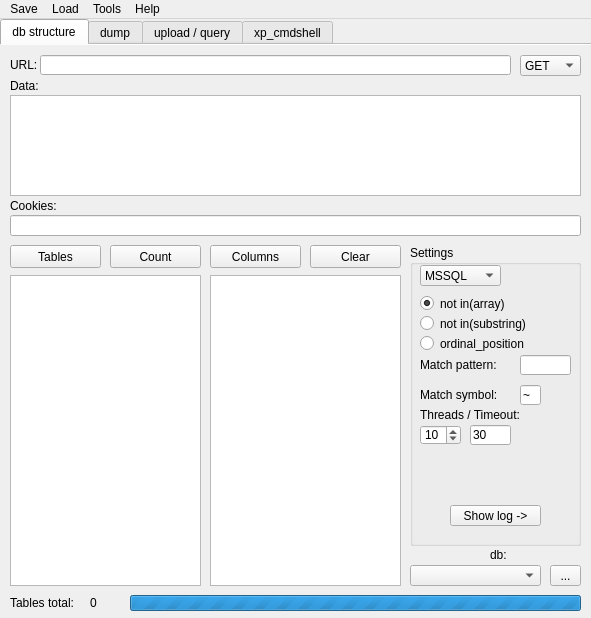
Qt form form.ui (kaeso/enema) before a commit.
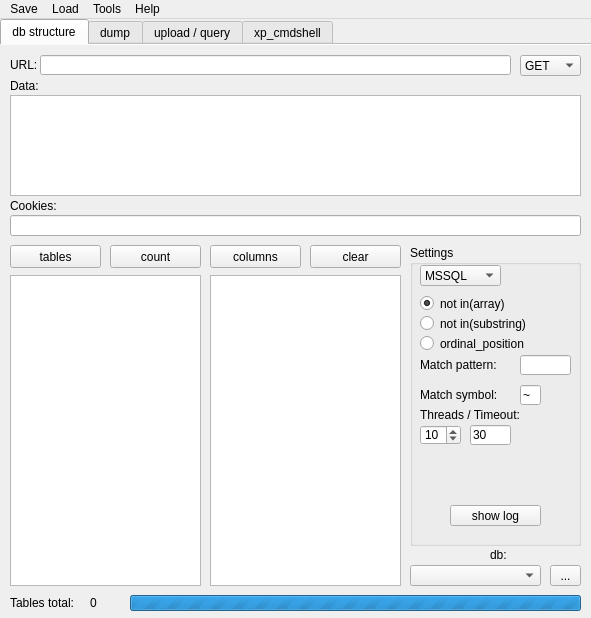
The same form after that commit.

The edit to the form file:
```diff
--- a/form.ui
+++ b/form.ui
@@ -114,7 +114,7 @@
        </rect>
       </property>
       <property name="text">
-       <string>Tables</string>
+       <string>tables</string>
       </property>
      </widget>
      <widget class="QPushButton" name="countButton">
@@ -127,7 +127,7 @@
        </rect>
       </property>
       <property name="text">
-       <string>Count</string>
+       <string>count</string>
       </property>
      </widget>
      <widget class="QPushButton" name="getColumnsButton">
@@ -140,7 +140,7 @@
        </rect>
       </property>
       <property name="text">
-       <string>Columns</string>
+       <string>columns</string>
       </property>
      </widget>
      <widget class="QGroupBox" name="groupBox">
@@ -339,7 +339,7 @@
         </rect>
        </property>
        <property name="text">
-        <string>Show log -&gt;</string>
+        <string>show log</string>
        </property>
       </widget>
      </widget>
@@ -448,7 +448,7 @@
        </rect>
       </property>
       <property name="text">
-       <string>Clear</string>
+       <string>clear</string>
       </property>
      </widget>
      <widget class="QListWidget" name="listOfTables">
```
Left out of the diff: 17 changed lines with no effect on the pictures.
